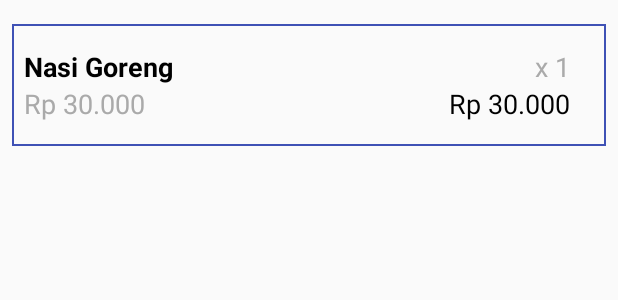
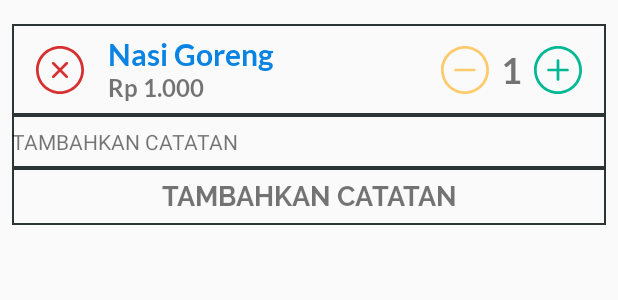
Before and after one commit to hattamaulana/smart-resto-android, an Android app: the layout adapter_transaksi.xml on its own in the app's theme, with its tools: preview values and no code run, on a phone screen of 412 x 824 dp. Shown: the top 300 px of the screen. Run offline under Robolectric (Android 15) with nearby library versions, the phone set to English and light mode, and no system bars.

Commit message:
update resource

```diff
--- /dev/null
+++ b/app/src/main/res/drawable/ic_plus_soft.xml
@@ -0,0 +1,24 @@
+<!--
+  ~ Copyright (c) 2019.
+  ~
+  ~ Author: Mahatta Maulana
+  ~ Github: https://github.com/hattamaulana
+  ~
+  ~ Last Modified at 9/26/19 2:20 PM
+  -->
+
+<vector xmlns:android="http://schemas.android.com/apk/res/android"
+    android:width="31.059dp"
+    android:height="31.059dp"
+    android:viewportWidth="31.059"
+    android:viewportHeight="31.059">
+  <path
+      android:pathData="M15.529,31.059C6.966,31.059 0,24.092 0,15.529C0,6.966 6.966,0 15.529,0c8.563,0 15.529,6.966 15.529,15.529C31.059,24.092 24.092,31.059 15.529,31.059zM15.529,1.774c-7.585,0 -13.755,6.171 -13.755,13.755s6.17,13.754 13.755,13.754c7.584,0 13.754,-6.17 13.754,-13.754S23.113,1.774 15.529,1.774z"
+      android:fillColor="#00B894"/>
+  <path
+      android:pathData="M21.652,16.416H9.406c-0.49,0 -0.888,-0.396 -0.888,-0.887c0,-0.49 0.397,-0.888 0.888,-0.888h12.246c0.49,0 0.887,0.398 0.887,0.888C22.539,16.02 22.143,16.416 21.652,16.416z"
+      android:fillColor="#00B894"/>
+  <path
+      android:pathData="M15.529,22.539c-0.49,0 -0.888,-0.397 -0.888,-0.887V9.406c0,-0.49 0.398,-0.888 0.888,-0.888c0.49,0 0.887,0.398 0.887,0.888v12.246C16.416,22.143 16.02,22.539 15.529,22.539z"
+      android:fillColor="#00B894"/>
+</vector>
--- /dev/null
+++ b/app/src/main/res/drawable/ic_remove.xml
@@ -0,0 +1,24 @@
+<!--
+  ~ Copyright (c) 2019.
+  ~
+  ~ Author: Mahatta Maulana
+  ~ Github: https://github.com/hattamaulana
+  ~
+  ~ Last Modified at 9/26/19 2:25 PM
+  -->
+
+<vector xmlns:android="http://schemas.android.com/apk/res/android"
+    android:width="31.059dp"
+    android:height="31.059dp"
+    android:viewportWidth="31.059"
+    android:viewportHeight="31.059">
+  <path
+      android:pathData="M15.53,31.059C6.967,31.059 0,24.092 0,15.529C0,6.966 6.967,0 15.53,0c8.563,0 15.529,6.966 15.529,15.529C31.058,24.092 24.092,31.059 15.53,31.059zM15.53,1.774c-7.584,0 -13.755,6.171 -13.755,13.755s6.17,13.754 13.755,13.754c7.584,0 13.754,-6.17 13.754,-13.754S23.114,1.774 15.53,1.774z"
+      android:fillColor="#D63031"/>
+  <path
+      android:pathData="M11.2,20.746c-0.227,0 -0.454,-0.087 -0.627,-0.26c-0.347,-0.347 -0.347,-0.908 0,-1.255l5.333,-5.334c0.004,-0.004 0.008,-0.008 0.012,-0.011l3.314,-3.314c0.347,-0.347 0.908,-0.347 1.255,0c0.347,0.346 0.347,0.908 0,1.254l-5.333,5.334c-0.004,0.004 -0.008,0.008 -0.012,0.012l-3.313,3.314C11.654,20.659 11.427,20.746 11.2,20.746z"
+      android:fillColor="#D63031"/>
+  <path
+      android:pathData="M19.859,20.746c-0.227,0 -0.454,-0.087 -0.627,-0.26l-3.314,-3.314c-0.004,-0.004 -0.008,-0.008 -0.012,-0.012l-5.333,-5.334c-0.347,-0.346 -0.347,-0.908 0,-1.254c0.347,-0.347 0.908,-0.347 1.255,0l3.313,3.314c0.004,0.003 0.008,0.007 0.012,0.011l5.333,5.334c0.347,0.347 0.347,0.908 0,1.255C20.313,20.659 20.086,20.746 19.859,20.746z"
+      android:fillColor="#D63031"/>
+</vector>
--- /dev/null
+++ b/app/src/main/res/drawable/ic_subtract.xml
@@ -0,0 +1,21 @@
+<!--
+  ~ Copyright (c) 2019.
+  ~
+  ~ Author: Mahatta Maulana
+  ~ Github: https://github.com/hattamaulana
+  ~
+  ~ Last Modified at 9/26/19 2:25 PM
+  -->
+
+<vector xmlns:android="http://schemas.android.com/apk/res/android"
+    android:width="31.059dp"
+    android:height="31.059dp"
+    android:viewportWidth="31.059"
+    android:viewportHeight="31.059">
+  <path
+      android:pathData="M15.529,31.059C6.966,31.059 0,24.092 0,15.529C0,6.966 6.966,0 15.529,0s15.529,6.966 15.529,15.529C31.059,24.092 24.092,31.059 15.529,31.059zM15.529,1.774c-7.584,0 -13.754,6.171 -13.754,13.755s6.17,13.754 13.754,13.754c7.584,0 13.754,-6.17 13.754,-13.754S23.114,1.774 15.529,1.774z"
+      android:fillColor="#FDCB6E"/>
+  <path
+      android:pathData="M21.652,16.416H9.406c-0.49,0 -0.887,-0.396 -0.887,-0.887c0,-0.49 0.398,-0.888 0.887,-0.888h12.246c0.49,0 0.887,0.398 0.887,0.888C22.539,16.02 22.143,16.416 21.652,16.416z"
+      android:fillColor="#FDCB6E"/>
+</vector>
--- a/app/src/main/res/drawable/rectangle_border.xml
+++ b/app/src/main/res/drawable/rectangle_border.xml
@@ -1,9 +1,18 @@
 <?xml version="1.0" encoding="utf-8"?>
+<!--
+  ~ Copyright (c) 2019.
+  ~
+  ~ Author: Mahatta Maulana
+  ~ Github: https://github.com/hattamaulana
+  ~
+  ~ Last Modified at 9/26/19 2:21 PM
+  -->
+
 <shape
         android:shape="rectangle"
         xmlns:android="http://schemas.android.com/apk/res/android">
 
-    <stroke android:color="#3f51b5"
+    <stroke android:color="#2D3436"
             android:width="1dp"
     />
 
--- a/app/src/main/res/layout/adapter_transaksi.xml
+++ b/app/src/main/res/layout/adapter_transaksi.xml
@@ -5,7 +5,7 @@
   ~ Author: Mahatta Maulana
   ~ Github: https://github.com/hattamaulana
   ~
-  ~ Last Modified at 9/20/19 11:54 PM
+  ~ Last Modified at 9/26/19 2:41 PM
   -->
 
 <LinearLayout xmlns:android="http://schemas.android.com/apk/res/android"
@@ -20,69 +20,127 @@
     android:orientation="vertical">
 
     <androidx.constraintlayout.widget.ConstraintLayout
-            android:id="@+id/card_detail"
+            android:id="@+id/cardTitle"
             android:layout_width="match_parent"
             android:layout_height="wrap_content"
+            android:paddingTop="8dp"
+            android:paddingBottom="8dp"
+            android:background="@drawable/rectangle_border"
             app:layout_constraintTop_toBottomOf="@+id/card_tittle"
             app:layout_constraintStart_toStartOf="parent"
-            app:layout_constraintEnd_toEndOf="parent"
-            android:background="@drawable/rectangle_border"
-            android:paddingBottom="16dp" >
+            app:layout_constraintEnd_toEndOf="parent">
+
+        <ImageView
+            android:id="@+id/icRemove"
+            android:layout_width="32dp"
+            android:layout_height="32dp"
+            android:layout_marginStart="16dp"
+            android:src="@drawable/ic_remove"
+            app:layout_constraintStart_toStartOf="parent"
+            app:layout_constraintBottom_toBottomOf="parent"
+            app:layout_constraintTop_toTopOf="parent" />
 
         <TextView
-                android:id="@+id/txt_name_trnsc"
+            android:id="@+id/txtName"
             android:layout_width="0dp"
             android:layout_height="wrap_content"
-                app:layout_constraintStart_toStartOf="parent"
-                android:layout_marginLeft="8dp"
-                android:layout_marginStart="8dp"
+            android:layout_marginStart="16dp"
+            android:layout_marginEnd="16dp"
+            android:text="Nasi Goreng"
+            android:textColor="@color/mainColor"
+            android:textSize="20sp"
+            android:fontFamily="@font/lato_bold"
             app:layout_constraintTop_toTopOf="parent"
-                android:layout_marginTop="16dp"
-                android:text="Nasi Goreng"
-                android:textSize="18sp"
-                android:textColor="#000"
-                android:textStyle="bold"
-                app:layout_constraintEnd_toStartOf="@+id/txt_payment_trnsc"
-                android:layout_marginEnd="8dp"
-                android:layout_marginRight="8dp"/>
+            app:layout_constraintStart_toEndOf="@id/icRemove"
+            app:layout_constraintEnd_toStartOf="@id/icSubtract"/>
 
         <TextView
-                android:id="@+id/txt_count_trnsc"
-                android:layout_width="wrap_content"
+            android:id="@+id/txtPrice"
+            android:layout_width="0dp"
             android:layout_height="wrap_content"
+            android:layout_marginStart="16dp"
+            android:layout_marginEnd="16dp"
+            android:text="Rp 1.000"
+            android:textSize="16sp"
+            android:fontFamily="@font/lato_bold"
+            app:layout_constraintTop_toBottomOf="@id/txtName"
+            app:layout_constraintBottom_toBottomOf="parent"
+            app:layout_constraintStart_toEndOf="@id/icRemove"
+            app:layout_constraintEnd_toStartOf="@id/icSubtract"/>
+
+        <ImageView
+            android:id="@+id/icPlus"
+            android:layout_width="32dp"
+            android:layout_height="32dp"
+            android:layout_marginEnd="16dp"
+            android:src="@drawable/ic_plus_soft"
             app:layout_constraintEnd_toEndOf="parent"
-                android:layout_marginRight="24dp"
-                android:layout_marginEnd="24dp"
-                app:layout_constraintTop_toTopOf="parent"
-                android:layout_marginTop="16dp"
-                android:text="x 1"
-                android:textSize="18sp"
-                android:textColor="#aaa"
-        />
+            app:layout_constraintBottom_toBottomOf="parent"
+            app:layout_constraintTop_toTopOf="parent" />
 
         <TextView
-                android:id="@+id/txt_price_trnsc"
+            android:id="@+id/txtCount"
             android:layout_width="0dp"
             android:layout_height="wrap_content"
-                android:text="Rp 30.000"
-                android:textSize="18sp"
-                android:textColor="#aaa"
-                app:layout_constraintTop_toBottomOf="@+id/txt_name_trnsc" android:layout_marginStart="8dp"
-                app:layout_constraintStart_toStartOf="parent" android:layout_marginLeft="8dp"
-                android:layout_marginEnd="8dp" app:layout_constraintEnd_toStartOf="@+id/txt_payment_trnsc"
-                android:layout_marginRight="8dp"/>
+            android:layout_marginEnd="8dp"
+            android:text="1"
+            android:textSize="24sp"
+            android:fontFamily="@font/lato_bold"
+            app:layout_constraintTop_toTopOf="parent"
+            app:layout_constraintBottom_toBottomOf="parent"
+            app:layout_constraintEnd_toStartOf="@id/icPlus"/>
+
+        <ImageView
+            android:id="@+id/icSubtract"
+            android:layout_width="32dp"
+            android:layout_height="32dp"
+            android:layout_marginEnd="8dp"
+            android:src="@drawable/ic_subtract"
+            app:layout_constraintEnd_toStartOf="@id/txtCount"
+            app:layout_constraintBottom_toBottomOf="parent"
+            app:layout_constraintTop_toTopOf="parent" />
+    </androidx.constraintlayout.widget.ConstraintLayout>
+
+    <androidx.constraintlayout.widget.ConstraintLayout
+        android:id="@+id/cardBody"
+        android:layout_width="match_parent"
+        android:layout_height="wrap_content"
+        android:paddingTop="8dp"
+        android:paddingBottom="8dp"
+        android:background="@drawable/rectangle_border"
+        app:layout_constraintTop_toBottomOf="@+id/card_tittle"
+        app:layout_constraintStart_toStartOf="parent"
+        app:layout_constraintEnd_toEndOf="parent">
 
         <TextView
-                android:id="@+id/txt_payment_trnsc"
+            android:id="@+id/txtNote"
             android:layout_width="0dp"
             android:layout_height="wrap_content"
-                app:layout_constraintEnd_toEndOf="parent"
-                android:layout_marginRight="24dp"
-                android:layout_marginEnd="24dp"
-                android:text="Rp 30.000"
+            android:text="TAMBAHKAN CATATAN"
+            app:layout_constraintTop_toTopOf="parent"
+            app:layout_constraintStart_toStartOf="parent" />
+    </androidx.constraintlayout.widget.ConstraintLayout>
+
+    <androidx.constraintlayout.widget.ConstraintLayout
+        android:id="@+id/cardFooter"
+        android:layout_width="match_parent"
+        android:layout_height="wrap_content"
+        android:paddingTop="8dp"
+        android:paddingBottom="8dp"
+        android:background="@drawable/rectangle_border"
+        app:layout_constraintTop_toBottomOf="@+id/card_tittle"
+        app:layout_constraintStart_toStartOf="parent"
+        app:layout_constraintEnd_toEndOf="parent">
+
+        <TextView
+            android:layout_width="match_parent"
+            android:layout_height="wrap_content"
+            android:text="TAMBAHKAN CATATAN"
+            android:textAlignment="center"
             android:textSize="18sp"
-                android:textColor="#000"
-                app:layout_constraintTop_toBottomOf="@+id/txt_name_trnsc"
+            android:fontFamily="@font/raleway_bold"
+            app:layout_constraintTop_toTopOf="parent"
+            app:layout_constraintStart_toStartOf="parent"
             />
     </androidx.constraintlayout.widget.ConstraintLayout>
 </LinearLayout>
```
Also changed, not shown: app/src/main/res/drawable/ic_add.xml (+8 -9 lines), app/src/main/res/drawable/ic_camera_white.xml (deleted, +0 -12 lines), app/src/main/res/drawable/ic_delete.xml (deleted, +0 -9 lines), app/src/main/res/drawable/ic_min.xml (deleted, +0 -9 lines), app/src/main/res/drawable/ic_plus.xml (deleted, +0 -9 lines), app/src/main/res/layout/adapter_scan_result.xml (deleted, +0 -83 lines). Lines whose indentation alone changed are shown as unchanged.
